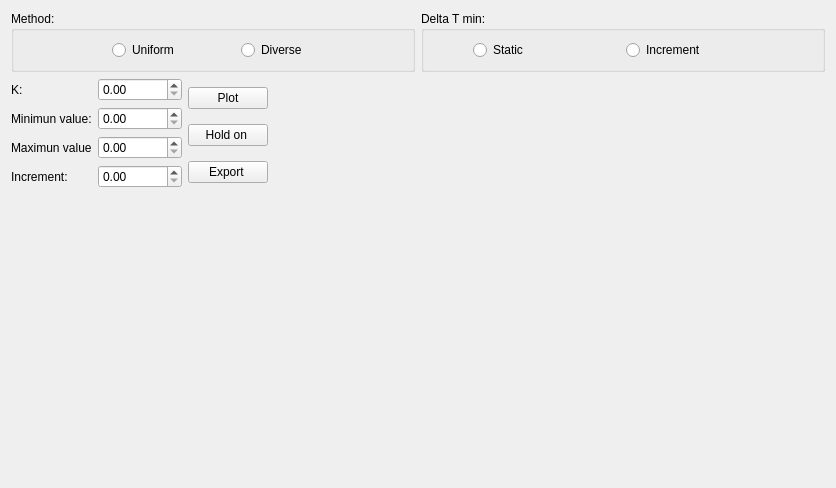
The window that SoftwareHEN/contenido_plots.ui (Gahemo0306/SoftawareShen) describes before a commit, drawn with Qt 5.
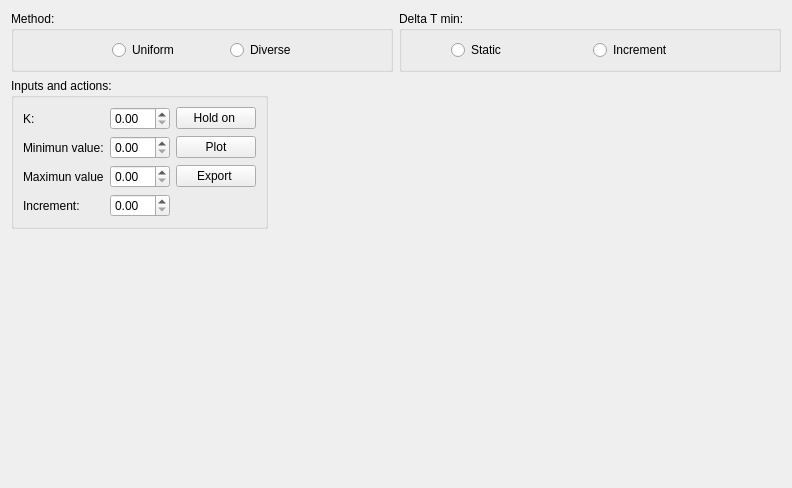
The same window after the commit. Custom widgets are drawn as their Qt base class.

Patch:
```diff
--- a/SoftwareHEN/contenido_plots.ui
+++ b/SoftwareHEN/contenido_plots.ui
@@ -6,7 +6,7 @@
    <rect>
     <x>0</x>
     <y>0</y>
-    <width>836</width>
+    <width>792</width>
     <height>488</height>
    </rect>
   </property>
@@ -14,7 +14,7 @@
    <string>Form</string>
   </property>
   <layout class="QGridLayout" name="gridLayout_2">
-   <item row="2" column="0">
+   <item row="3" column="0">
     <layout class="QGridLayout" name="gridLayout_4">
      <item row="0" column="0">
       <spacer name="verticalSpacer">
@@ -61,6 +61,9 @@
        <layout class="QGridLayout" name="gridLayout_24">
         <item row="1" column="3">
          <widget class="QRadioButton" name="IncrementradioButton">
+          <property name="enabled">
+           <bool>true</bool>
+          </property>
           <property name="text">
            <string>Increment</string>
           </property>
@@ -68,6 +71,9 @@
         </item>
         <item row="1" column="2">
          <widget class="QRadioButton" name="StaticradioButton">
+          <property name="enabled">
+           <bool>true</bool>
+          </property>
           <property name="text">
            <string>Static </string>
           </property>
@@ -177,6 +183,32 @@
    </item>
    <item row="1" column="0">
     <layout class="QGridLayout" name="gridLayout_5">
+     <item row="0" column="1" rowspan="3">
+      <layout class="QGridLayout" name="gridLayout_6">
+       <item row="0" column="3" rowspan="3">
+        <spacer name="horizontalSpacer_9">
+         <property name="orientation">
+          <enum>Qt::Horizontal</enum>
+         </property>
+         <property name="sizeType">
+          <enum>QSizePolicy::Expanding</enum>
+         </property>
+         <property name="sizeHint" stdset="0">
+          <size>
+           <width>300</width>
+           <height>20</height>
+          </size>
+         </property>
+        </spacer>
+       </item>
+      </layout>
+     </item>
+     <item row="0" column="0" rowspan="2">
+      <widget class="QGroupBox" name="groupBox_3">
+       <property name="title">
+        <string>Inputs and actions:</string>
+       </property>
+       <layout class="QGridLayout" name="gridLayout_7">
      <item row="1" column="0">
       <widget class="QLabel" name="Utext1">
        <property name="enabled">
@@ -190,11 +222,57 @@
        </property>
       </widget>
      </item>
+        <item row="0" column="0">
+         <widget class="QLabel" name="Utext4">
+          <property name="text">
+           <string>K:</string>
+          </property>
+         </widget>
+        </item>
+        <item row="3" column="0">
+         <widget class="QLabel" name="Utext3">
+          <property name="text">
+           <string>Increment:</string>
+          </property>
+         </widget>
+        </item>
+        <item row="3" column="1">
+         <widget class="QDoubleSpinBox" name="Increment">
+          <property name="maximumSize">
+           <size>
+            <width>60</width>
+            <height>16777215</height>
+           </size>
+          </property>
+          <property name="decimals">
+           <number>2</number>
+          </property>
+          <property name="maximum">
+           <double>999999999.990000009536743</double>
+          </property>
+         </widget>
+        </item>
+        <item row="0" column="1">
+         <widget class="QDoubleSpinBox" name="k">
+          <property name="maximumSize">
+           <size>
+            <width>60</width>
+            <height>16777215</height>
+           </size>
+          </property>
+         </widget>
+        </item>
      <item row="1" column="1">
       <widget class="QDoubleSpinBox" name="Minimun">
        <property name="enabled">
         <bool>true</bool>
        </property>
+          <property name="maximumSize">
+           <size>
+            <width>60</width>
+            <height>16777215</height>
+           </size>
+          </property>
        <property name="maximum">
         <double>999999999.990000009536743</double>
        </property>
@@ -209,68 +287,44 @@
      </item>
      <item row="2" column="1">
       <widget class="QDoubleSpinBox" name="Maximun">
-       <property name="maximum">
-        <double>999999999.990000009536743</double>
-       </property>
-      </widget>
-     </item>
-     <item row="3" column="1">
-      <widget class="QDoubleSpinBox" name="Increment">
-       <property name="decimals">
-        <number>2</number>
-       </property>
-       <property name="maximum">
-        <double>999999999.990000009536743</double>
-       </property>
-      </widget>
-     </item>
-     <item row="3" column="0">
-      <widget class="QLabel" name="Utext3">
-       <property name="text">
-        <string>Increment:</string>
-       </property>
-      </widget>
-     </item>
-     <item row="0" column="0">
-      <widget class="QLabel" name="Utext4">
-       <property name="text">
-        <string>K:</string>
-       </property>
-      </widget>
-     </item>
-     <item row="0" column="1">
-      <widget class="QDoubleSpinBox" name="k"/>
-     </item>
-     <item row="0" column="3" rowspan="5">
-      <spacer name="horizontalSpacer_6">
-       <property name="orientation">
-        <enum>Qt::Horizontal</enum>
-       </property>
-       <property name="sizeHint" stdset="0">
+          <property name="maximumSize">
         <size>
-         <width>40</width>
-         <height>20</height>
-        </size>
-       </property>
-      </spacer>
-     </item>
-     <item row="0" column="2" rowspan="5">
-      <layout class="QVBoxLayout" name="verticalLayout">
-       <item>
-        <widget class="QPushButton" name="plot_push">
-         <property name="text">
-          <string>Plot</string>
+            <width>60</width>
+            <height>16777215</height>
+           </size>
+          </property>
+          <property name="maximum">
+           <double>999999999.990000009536743</double>
          </property>
         </widget>
        </item>
-       <item>
+        <item row="0" column="2">
         <widget class="QPushButton" name="holdon_push">
+          <property name="maximumSize">
+           <size>
+            <width>80</width>
+            <height>16777215</height>
+           </size>
+          </property>
          <property name="text">
           <string>Hold on </string>
          </property>
         </widget>
        </item>
-       <item>
+        <item row="1" column="2">
+         <widget class="QPushButton" name="plot_push">
+          <property name="maximumSize">
+           <size>
+            <width>80</width>
+            <height>16777215</height>
+           </size>
+          </property>
+          <property name="text">
+           <string>Plot</string>
+          </property>
+         </widget>
+        </item>
+        <item row="2" column="2">
         <widget class="QPushButton" name="export_push">
          <property name="sizePolicy">
           <sizepolicy hsizetype="Minimum" vsizetype="Fixed">
@@ -278,12 +332,19 @@
            <verstretch>0</verstretch>
           </sizepolicy>
          </property>
+          <property name="maximumSize">
+           <size>
+            <width>80</width>
+            <height>16777215</height>
+           </size>
+          </property>
          <property name="text">
           <string>Export </string>
          </property>
         </widget>
        </item>
       </layout>
+      </widget>
      </item>
     </layout>
    </item>
```
Left out of the diff: 1 changed line with no effect on the pictures. Lines whose indentation alone changed are shown as unchanged.
